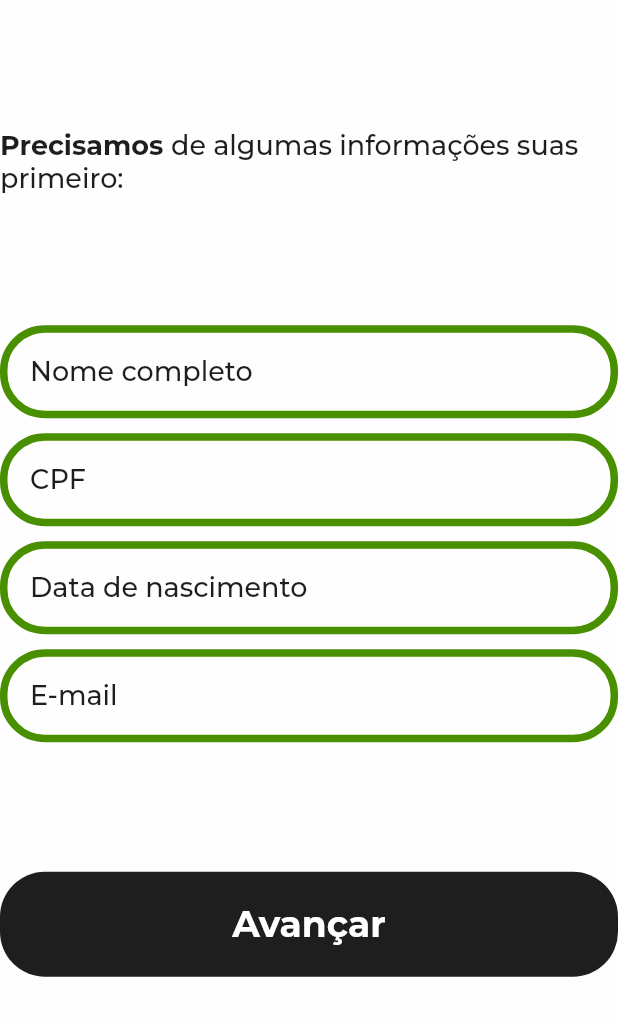
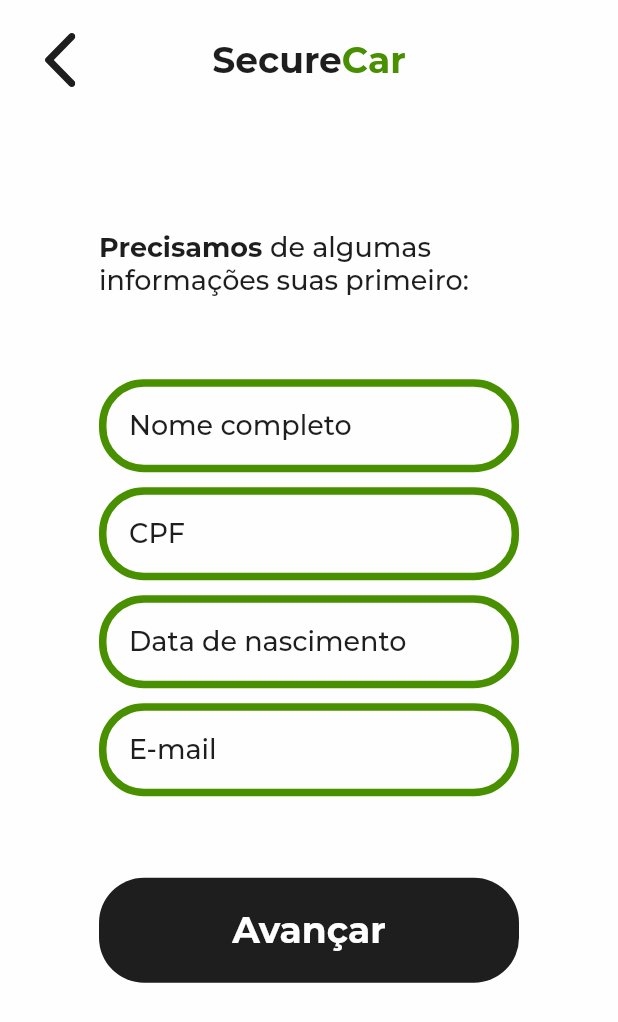
Before and after one commit to PedroHAVeloso/securecar_app, a Flutter app: the UserDataRegisterPage screen opened directly with empty values, on a phone screen of 412 x 824 dp. Shown: the top 1022 px of the screen. Run offline on Flutter 3.47's test engine with Material 2 defaults, Android fonts, the phone set to English and light mode, and no system bars; our stand-ins replace flutter_svg.

Commit message:
feat: pass page register page

```diff
--- a/lib/ui/pages/login/login_page.dart
+++ b/lib/ui/pages/login/login_page.dart
@@ -7,6 +7,7 @@ import 'package:securecar_app/ui/widgets/text_fields/text_field_widget.dart';
 
 /// Tela de login de usuário.
 class LoginPage extends StatelessWidget {
+  // ignore: public_member_api_docs
   const LoginPage({super.key});
 
   @override
--- a/lib/ui/pages/register/pages/user_data_register_page.dart
+++ b/lib/ui/pages/register/pages/user_data_register_page.dart
@@ -1,4 +1,5 @@
 import 'package:flutter/material.dart';
+import 'package:securecar_app/ui/widgets/appbar/appbar_widget.dart';
 import 'package:securecar_app/ui/widgets/buttons/primary_button_widget.dart';
 import 'package:securecar_app/ui/widgets/text_fields/text_field_widget.dart';
 
@@ -8,6 +9,7 @@ import 'package:securecar_app/ui/widgets/text_fields/text_field_widget.dart';
 /// - Cadastro de data de nascimento
 /// - Cadastro de e-mail
 class UserDataRegisterPage extends StatelessWidget {
+  // ignore: public_member_api_docs
   const UserDataRegisterPage({
     required this.pageController,
     super.key,
@@ -18,7 +20,21 @@ class UserDataRegisterPage extends StatelessWidget {
 
   @override
   Widget build(BuildContext context) {
-    return Column(
+    return Scaffold(
+      appBar: const AppBarWidget(),
+      body: SingleChildScrollView(
+        child: SizedBox(
+          height: MediaQuery.sizeOf(context).height -
+              const AppBarWidget().preferredSize.height -
+              40,
+          child: Center(
+            child: Padding(
+              padding: const EdgeInsets.all(20),
+              child: ConstrainedBox(
+                constraints: const BoxConstraints(
+                  maxWidth: 280,
+                ),
+                child: Column(
                   mainAxisSize: MainAxisSize.min,
                   children: [
                     const Spacer(),
@@ -53,6 +69,12 @@ class UserDataRegisterPage extends StatelessWidget {
                       flex: 2,
                     ),
                   ],
+                ),
+              ),
+            ),
+          ),
+        ),
+      ),
     );
   }
 }
--- a/lib/ui/pages/splash/splash_page.dart
+++ b/lib/ui/pages/splash/splash_page.dart
@@ -3,6 +3,7 @@ import 'package:flutter_svg/flutter_svg.dart';
 
 /// Tela Splash.
 class SplashPage extends StatelessWidget {
+  // ignore: public_member_api_docs
   const SplashPage({super.key});
 
   @override
--- a/lib/ui/pages/welcome/welcome_page.dart
+++ b/lib/ui/pages/welcome/welcome_page.dart
@@ -7,6 +7,7 @@ import 'package:securecar_app/ui/widgets/buttons/secondary_button_widget.dart';
 
 /// Tela de boas-vindas.
 class WelcomePage extends StatelessWidget {
+  // ignore: public_member_api_docs
   const WelcomePage({super.key});
 
   @override
--- a/lib/ui/widgets/appbar/appbar_widget.dart
+++ b/lib/ui/widgets/appbar/appbar_widget.dart
@@ -37,8 +37,8 @@ class AppBarWidget extends StatelessWidget implements PreferredSizeWidget {
                   alignment: Alignment.centerLeft,
                   child: isBackButton
                       ? InkWell(
-                          onTap: () =>
-                              onTapBackButton ?? Navigator.pop(context),
+                          onTap:
+                              onTapBackButton ?? () => Navigator.pop(context),
                           child: SvgPicture.asset(
                             'assets/icons/back.svg',
                             height: 36,
```
Also changed, not shown: lib/ui/pages/register/pages/user_pass_register_page.dart (+38 -4 lines), lib/ui/pages/register/register_page.dart (+8 -27 lines). Lines whose indentation alone changed are shown as unchanged.
